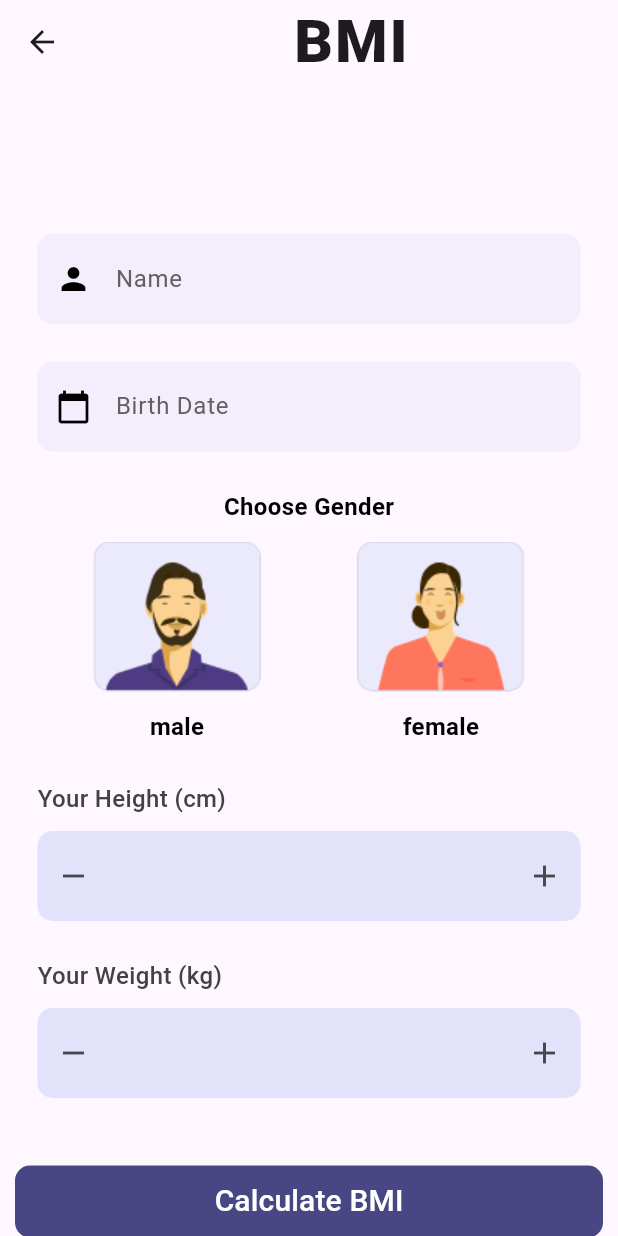
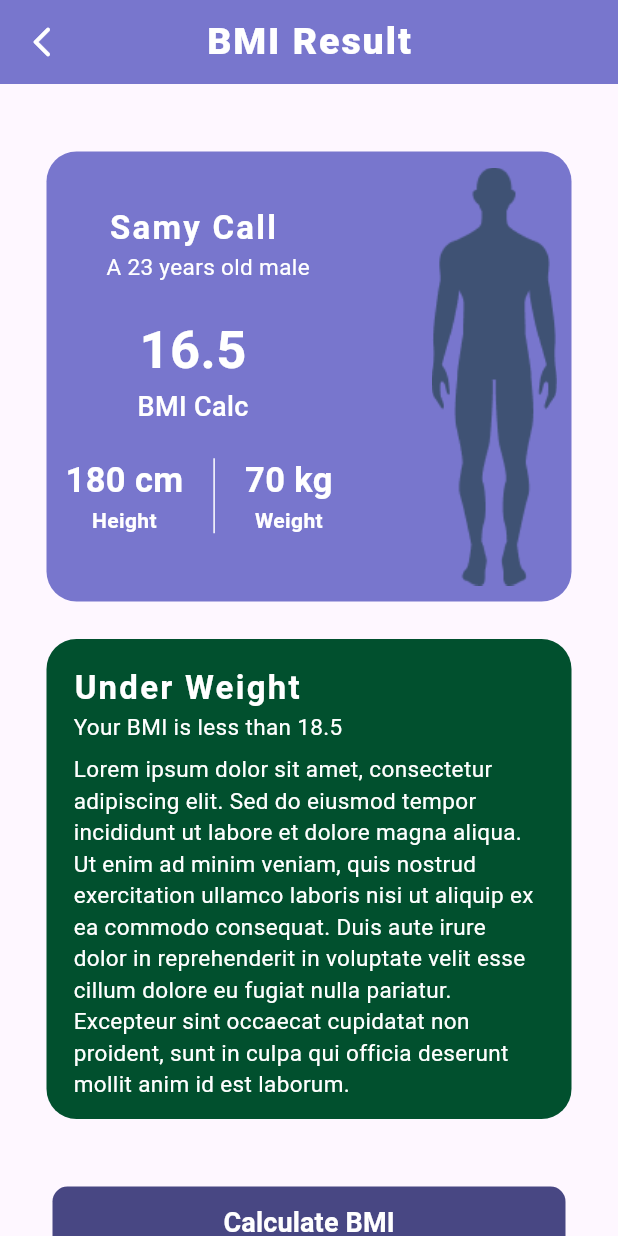
Before and after one commit to Mo123elsayed/BMI-simple-App, a Flutter app: the StaticLoginScreen screen opened by its route, after a tap on "Calculate BMI", on a phone screen of 412 x 824 dp. Run offline on Flutter 3.47's test engine with Material 3 defaults, Android fonts, the phone set to English and light mode, and no system bars.

Commit message:
complete the app UI

```diff
--- a/lib/core/screens/intro_screen.dart
+++ b/lib/core/screens/intro_screen.dart
@@ -9,22 +9,16 @@ class IntroScreen extends StatelessWidget {
   @override
   Widget build(BuildContext context) {
     return Scaffold(
-      body: Column(
-        // mainAxisAlignment: MainAxisAlignment.center,
+      body: Stack(
+        children: [
+          Column(
+            mainAxisAlignment: MainAxisAlignment.end,
             children: [
               SizedBox(height: 100),
-          Center(
-            child: Container(
-              padding: EdgeInsets.only(left: 20, right: 20),
-              child: Image.asset(
-                'assets/images/BMI_image.png',
-                width: 450,
-                height: 450,
-              ),
-            ),
-          ),
+
+              // SizedBox(height: 100),
               Container(
-            // height: 300,
+                // height: ,
                 decoration: BoxDecoration(
                   color: Color(0xFF7876CD),
                   borderRadius: BorderRadius.only(
@@ -34,9 +28,9 @@ class IntroScreen extends StatelessWidget {
                 ),
                 child: Column(
                   children: [
-                SizedBox(height: 10),
+                    // SizedBox(height: 40),
                     Container(
-                  padding: EdgeInsets.only(left: 5),
+                      padding: EdgeInsets.only(top: 20),
                       margin: EdgeInsets.fromLTRB(15, 15, 10, 0),
                       width: double.infinity,
                       // height: 40,
@@ -78,13 +72,8 @@ class IntroScreen extends StatelessWidget {
                     ),
                     SizedBox(height: 20),
                     Container(
-                  // padding: EdgeInsets.all(5),
-                  margin: EdgeInsets.only(
-                    top: 20,
-                    left: 10,
-                    right: 10,
-                    bottom: 20,
-                  ),
+                      padding: EdgeInsets.all(2),
+                      margin: EdgeInsets.only(top: 15, left: 35, right: 35),
                       width: double.infinity,
                       decoration: BoxDecoration(
                         color: Color(0xFF484783),
@@ -102,8 +91,23 @@ class IntroScreen extends StatelessWidget {
                         ),
                       ),
                     ),
-                // SizedBox(height: 3),
+                    SizedBox(height: 25),
                   ],
+                ),
+              ),
+            ],
+          ),
+          Positioned(
+            top: 150,
+            child: Container(
+              decoration: BoxDecoration(),
+              // alignment: Alignment.bottomCenter,
+              // padding: EdgeInsets.only(left: 20, right: 20),
+              child: Image.asset(
+                'assets/images/BMI_image.png',
+                width: 450,
+                height: 450,
+              ),
             ),
           ),
         ],
--- /dev/null
+++ b/lib/core/screens/result_screen.dart
@@ -0,0 +1,277 @@
+import 'package:first_app/core/themes/app_color.dart';
+import 'package:flutter/material.dart';
+
+class ResultScreen extends StatelessWidget {
+  // const ResultScreen({super.key});
+  static const screenRoute = '/result-screen';
+
+  const ResultScreen({super.key});
+
+  @override
+  Widget build(BuildContext context) {
+    return Scaffold(
+      appBar: AppBar(
+        centerTitle: true,
+        title: Text(
+          "BMI Result",
+          style: TextStyle(
+            color: AppColor.white,
+            letterSpacing: 1.3,
+            fontSize: 25,
+            fontWeight: FontWeight.w900,
+          ),
+        ),
+        leading: IconButton(
+          onPressed: () {
+            Navigator.of(context).pop();
+          },
+          icon: Icon(Icons.arrow_back_ios_new_rounded, color: AppColor.white),
+        ),
+        backgroundColor: Color(0xFF7876CD),
+      ),
+      body: SingleChildScrollView(
+        child: Padding(
+          padding: const EdgeInsets.only(
+            // left: 15.0,
+            top: 45,
+            bottom: 20,
+          ),
+          child: Column(
+            children: [
+              Container(
+                height: 300,
+                width: 350,
+                // width: MediaQuery.of(context).size.width,
+                decoration: BoxDecoration(
+                  color: Color(0xFF7876CD),
+                  borderRadius: BorderRadius.circular(20),
+                ),
+                child: Row(
+                  mainAxisAlignment: MainAxisAlignment.spaceAround,
+                  children: [
+                    Padding(
+                      padding: const EdgeInsets.only(top: 5.0),
+                      child: Column(
+                        children: [
+                          Container(
+                            padding: EdgeInsets.only(top: 30),
+                            child: Text(
+                              'Samy Call',
+                              style: TextStyle(
+                                color: Colors.white,
+                                letterSpacing: 1.5,
+                                fontSize: 22,
+                                fontWeight: FontWeight.bold,
+                              ),
+                            ),
+                          ),
+                          Container(
+                            padding: EdgeInsets.only(left: 20),
+                            alignment: Alignment.centerLeft,
+                            child: Text(
+                              'A 23 years old male',
+                              style: TextStyle(
+                                color: Colors.white,
+                                fontSize: 15,
+                                fontWeight: FontWeight.w400,
+                              ),
+                            ),
+                          ),
+                          SizedBox(height: 20),
+                          Column(
+                            children: [
+                              Container(
+                                child: Text(
+                                  '16.5',
+                                  style: TextStyle(
+                                    color: Colors.white,
+                                    fontSize: 35,
+                                    fontWeight: FontWeight.w700,
+                                  ),
+                                ),
+                              ),
+                              Container(
+                                child: Text(
+                                  'BMI Calc',
+                                  style: TextStyle(
+                                    color: Colors.white,
+                                    fontWeight: FontWeight.w500,
+                                    fontSize: 18,
+                                  ),
+                                ),
+                              ),
+                            ],
+                          ),
+                          SizedBox(height: 20),
+                          Padding(
+                            padding: const EdgeInsets.only(left: 8.0),
+                            child: Row(
+                              mainAxisAlignment: MainAxisAlignment.start,
+                              children: [
+                                Column(
+                                  children: [
+                                    Container(
+                                      child: Text(
+                                        '180 cm',
+                                        style: TextStyle(
+                                          color: Colors.white,
+                                          fontSize: 23,
+                                          fontWeight: FontWeight.bold,
+                                        ),
+                                      ),
+                                    ),
+                                    Container(
+                                      child: Text(
+                                        'Height',
+                                        style: TextStyle(
+                                          color: Colors.white,
+                                          fontWeight: FontWeight.bold,
+                                          fontSize: 14,
+                                        ),
+                                      ),
+                                    ),
+                                  ],
+                                ),
+                                SizedBox(width: 20),
+                                Container(
+                                  width: 1,
+                                  height: 50,
+                                  color: Colors.white,
+                                ),
+                                SizedBox(width: 20),
+                                Column(
+                                  children: [
+                                    Container(
+                                      child: Text(
+                                        '70 kg',
+                                        style: TextStyle(
+                                          color: Colors.white,
+                                          fontSize: 23,
+                                          fontWeight: FontWeight.bold,
+                                        ),
+                                      ),
+                                    ),
+                                    Container(
+                                      child: Text(
+                                        'Weight',
+                                        style: TextStyle(
+                                          color: Colors.white,
+                                          fontWeight: FontWeight.bold,
+                                          fontSize: 14,
+                                        ),
+                                      ),
+                                    ),
+                                  ],
+                                ),
+                              ],
+                            ),
+                          ),
+                        ],
+                      ),
+                    ),
+                    SizedBox(width: 48),
+                    Container(
+                      padding: EdgeInsets.only(right: 5),
+                      alignment: Alignment.centerRight,
+                      child: Image.asset(
+                        'assets/images/body.png',
+                        height: 280,
+                        width: 83.6,
+                      ),
+                    ),
+                  ],
+                ),
+              ),
+              SizedBox(height: 25),
+              buildContentMethod(
+                color: Color(0xFF01502E),
+                child: Column(
+                  crossAxisAlignment: CrossAxisAlignment.start,
+                  children: [
+                    Container(
+                      padding: EdgeInsets.only(left: 8, top: 7),
+                      alignment: Alignment.centerLeft,
+                      child: Text(
+                        'Under Weight',
+                        style: TextStyle(
+                          color: Colors.white,
+                          fontSize: 22,
+                          fontWeight: FontWeight.w700,
+                          letterSpacing: 1.5,
+                        ),
+                      ),
+                    ),
+                    Container(
+                      padding: EdgeInsets.only(left: 8),
+                      alignment: Alignment.centerLeft,
+                      child: Text(
+                        'Your BMI is less than 18.5',
+                        style: TextStyle(
+                          color: Colors.white,
+                          fontSize: 15,
+                          fontWeight: FontWeight.w400,
+                        ),
+                      ),
+                    ),
+                    SizedBox(height: 7),
+                    Container(
+                      padding: EdgeInsets.only(left: 8, right: 8),
+                      child: Text(
+                        'Lorem ipsum dolor sit amet, consectetur adipiscing elit. '
+                        'Sed do eiusmod tempor incididunt ut labore et dolore magna aliqua. '
+                        'Ut enim ad minim veniam, quis nostrud exercitation ullamco laboris nisi ut aliquip ex ea commodo consequat. '
+                        'Duis aute irure dolor in reprehenderit in voluptate velit esse cillum dolore eu fugiat nulla pariatur. '
+                        'Excepteur sint occaecat cupidatat non proident, sunt in culpa qui officia deserunt mollit anim id est laborum.',
+                        style: TextStyle(
+                          overflow: TextOverflow.fade,
+                          color: Colors.white,
+                          fontSize: 15,
+                          fontWeight: FontWeight.w400,
+                        ),
+                      ),
+                    ),
+                  ],
+                ),
+              ),
+              SizedBox(height: 30),
+              Container(
+                // padding: EdgeInsets.only(left: 30, right: 30, top: 10, bottom: 10),
+                margin: EdgeInsets.only(top: 15, left: 35, right: 35),
+                width: double.infinity,
+                decoration: BoxDecoration(
+                  color: Color(0xFF484783),
+                  borderRadius: BorderRadius.circular(10),
+                ),
+                child: TextButton(
+                  onPressed: () {},
+                  child: Text(
+                    'Calculate BMI',
+                    style: TextStyle(
+                      color: Colors.white,
+                      fontSize: 18,
+                      fontWeight: FontWeight.w600,
+                    ),
+                  ),
+                ),
+              ),
+              SizedBox(height: 10),
+            ],
+          ),
+        ),
+      ),
+    );
+  }
+
+  Container buildContentMethod({Widget? child, Color? color}) {
+    return Container(
+      padding: EdgeInsets.all(10),
+      height: 320,
+      width: 350,
+      decoration: BoxDecoration(
+        color: color,
+        borderRadius: BorderRadius.circular(20),
+      ),
+      child: child,
+    );
+  }
+}
--- a/lib/core/screens/static_login_screen.dart
+++ b/lib/core/screens/static_login_screen.dart
@@ -1,3 +1,4 @@
+import 'package:first_app/core/screens/result_screen.dart';
 import 'package:flutter/material.dart';
 
 class StaticLoginScreen extends StatefulWidget {
@@ -13,8 +14,8 @@ class StaticLoginScreen extends StatefulWidget {
 class _StaticLoginScreenState extends State<StaticLoginScreen> {
   TextEditingController heightController = TextEditingController();
   TextEditingController weightController = TextEditingController();
+
   String selectedGender = '';
-  // String value = '';
   @override
   Widget build(BuildContext context) {
     return Scaffold(
@@ -40,8 +41,9 @@ class _StaticLoginScreenState extends State<StaticLoginScreen> {
           ),
           SizedBox(height: 25),
           buildFormField(
-            labelText: 'Birth Date',
+            labelText: 'Age',
             icon: Icon(Icons.calendar_today, color: Colors.black),
+            // input: TextInputType.number,
           ),
           SizedBox(height: 25),
           Text(
@@ -98,15 +100,16 @@ class _StaticLoginScreenState extends State<StaticLoginScreen> {
           buildRangeButton("Your Weight (kg)", weightController),
           SizedBox(height: 25),
           Container(
-            // padding: EdgeInsets.all(4),
-            margin: EdgeInsets.only(top: 20, left: 10, right: 10),
+            margin: EdgeInsets.only(top: 15, left: 35, right: 35),
             width: double.infinity,
             decoration: BoxDecoration(
               color: Color(0xFF484783),
               borderRadius: BorderRadius.circular(10),
             ),
             child: TextButton(
-              onPressed: () {},
+              onPressed: () {
+                Navigator.of(context).pushNamed(ResultScreen.screenRoute);
+              },
               child: Text(
                 'Calculate BMI',
                 style: TextStyle(color: Colors.white, fontSize: 20),
@@ -147,18 +150,23 @@ class _StaticLoginScreenState extends State<StaticLoginScreen> {
   }
 
   /// method to return form fields
-  Widget buildFormField({String? labelText, Widget? icon}) {
+  Widget buildFormField({
+    String? labelText,
+    Widget? icon,
+    // TextInputType? input,
+  }) {
     return Padding(
       padding: const EdgeInsets.only(left: 25.0, right: 25.0),
 
       /// using TextFormField to create a form field
       child: TextFormField(
+        // keyboardType: input!,
         decoration: InputDecoration(
-          labelText: '${labelText}',
+          labelText: '$labelText',
           labelStyle: TextStyle(color: Colors.grey[700], fontSize: 16),
           floatingLabelStyle: TextStyle(
             color: Colors.black,
-            fontSize: 20,
+            fontSize: 25,
             fontWeight: FontWeight.bold,
           ),
           filled: true,
@@ -187,7 +195,7 @@ class _StaticLoginScreenState extends State<StaticLoginScreen> {
         crossAxisAlignment: CrossAxisAlignment.start,
         children: [
           Text(
-            "$label",
+            label,
             style: TextStyle(
               fontSize: 16,
               color: Colors.grey[800],
@@ -206,7 +214,6 @@ class _StaticLoginScreenState extends State<StaticLoginScreen> {
               controller: controller,
               keyboardType: TextInputType.number,
               decoration: InputDecoration(
-                labelStyle: TextStyle(),
                 filled: true,
                 fillColor: Color.fromRGBO(179, 178, 234, 0.15),
                 contentPadding: EdgeInsets.symmetric(
--- /dev/null
+++ b/lib/core/themes/app_color.dart
@@ -0,0 +1,5 @@
+import 'package:flutter/material.dart';
+
+class AppColor {
+  static const Color white = Colors.white;
+}
--- a/lib/main.dart
+++ b/lib/main.dart
@@ -1,3 +1,4 @@
+import 'package:first_app/core/screens/result_screen.dart';
 import 'package:first_app/core/screens/static_login_screen.dart';
 import 'package:flutter/material.dart';
 import 'core/screens/intro_screen.dart';
@@ -27,6 +28,7 @@ class FirstApp extends StatelessWidget {
       routes: {
         '/': (ctx) => IntroScreen(),
         StaticLoginScreen.screenRoute: (context) => StaticLoginScreen(),
+        ResultScreen.screenRoute:(context)=> ResultScreen(),
       },
     );
   }
```
Also changed, not shown: assets/images/body.png (added), 45 other files. Lines whose indentation alone changed are shown as unchanged.
